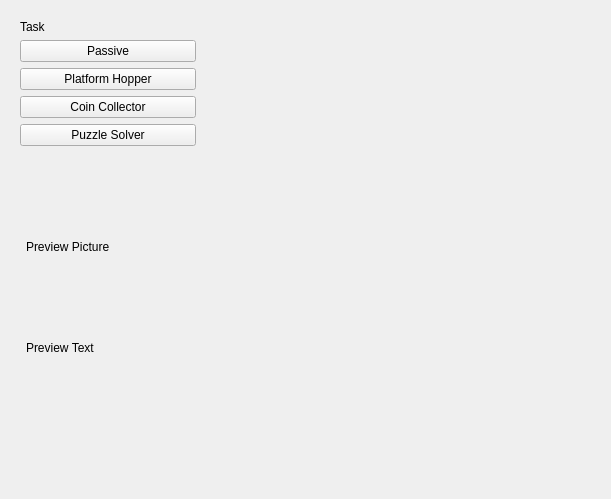
Qt form tasktab.ui (Painless-VR-Capstone/Qt-ClientApp) before a commit.
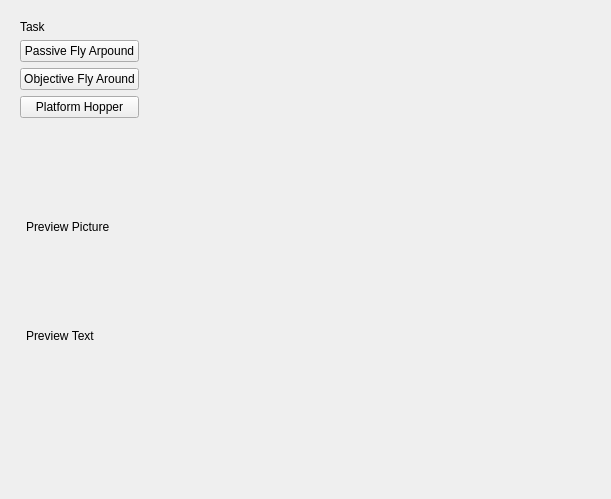
The same form after that commit.

Patch:
```diff
--- a/tasktab.ui
+++ b/tasktab.ui
@@ -14,6 +14,54 @@
    <string>Form</string>
   </property>
   <layout class="QGridLayout" name="gridLayout">
+   <property name="horizontalSpacing">
+    <number>18</number>
+   </property>
+   <item row="0" column="1">
+    <widget class="QWidget" name="platformHopperBox" native="true">
+     <property name="sizePolicy">
+      <sizepolicy hsizetype="Preferred" vsizetype="Preferred">
+       <horstretch>1</horstretch>
+       <verstretch>0</verstretch>
+      </sizepolicy>
+     </property>
+    </widget>
+   </item>
+   <item row="0" column="4">
+    <widget class="QWidget" name="objectiveFlyAroundBox" native="true">
+     <property name="sizePolicy">
+      <sizepolicy hsizetype="Preferred" vsizetype="Preferred">
+       <horstretch>1</horstretch>
+       <verstretch>0</verstretch>
+      </sizepolicy>
+     </property>
+    </widget>
+   </item>
+   <item row="0" column="2">
+    <widget class="QWidget" name="passiveFlyAroundBox" native="true">
+     <property name="sizePolicy">
+      <sizepolicy hsizetype="Preferred" vsizetype="Preferred">
+       <horstretch>1</horstretch>
+       <verstretch>0</verstretch>
+      </sizepolicy>
+     </property>
+     <layout class="QGridLayout" name="gridLayout_2">
+      <item row="0" column="0">
+       <spacer name="horizontalSpacer">
+        <property name="orientation">
+         <enum>Qt::Horizontal</enum>
+        </property>
+        <property name="sizeHint" stdset="0">
+         <size>
+          <width>64</width>
+          <height>20</height>
+         </size>
+        </property>
+       </spacer>
+      </item>
+     </layout>
+    </widget>
+   </item>
    <item row="0" column="0">
     <widget class="QWidget" name="taskBox" native="true">
      <property name="sizePolicy">
@@ -39,7 +87,7 @@
       <item>
        <widget class="QPushButton" name="passiveButton">
         <property name="text">
-         <string>Passive</string>
+         <string>Passive Fly Arpound</string>
         </property>
         <property name="checkable">
          <bool>true</bool>
@@ -49,6 +97,16 @@
         </property>
        </widget>
       </item>
+      <item>
+       <widget class="QPushButton" name="objectiveFlyAroundButton">
+        <property name="text">
+         <string>Objective Fly Around</string>
+        </property>
+        <property name="checkable">
+         <bool>true</bool>
+        </property>
+       </widget>
+      </item>
       <item>
        <widget class="QPushButton" name="platformHopperButton">
         <property name="text">
@@ -59,26 +117,6 @@
         </property>
        </widget>
       </item>
-      <item>
-       <widget class="QPushButton" name="coinCollectorButton">
-        <property name="text">
-         <string>Coin Collector</string>
-        </property>
-        <property name="checkable">
-         <bool>true</bool>
-        </property>
-       </widget>
-      </item>
-      <item>
-       <widget class="QPushButton" name="puzzleSolverButton">
-        <property name="text">
-         <string>Puzzle Solver</string>
-        </property>
-        <property name="checkable">
-         <bool>true</bool>
-        </property>
-       </widget>
-      </item>
       <item>
        <layout class="QVBoxLayout" name="verticalLayout_3">
         <property name="leftMargin">
@@ -133,11 +171,11 @@
      </layout>
     </widget>
    </item>
-   <item row="0" column="1">
-    <widget class="QWidget" name="taskOptionsWidget" native="true">
+   <item row="0" column="3">
+    <widget class="QWidget" name="emptyBox" native="true">
      <property name="sizePolicy">
-      <sizepolicy hsizetype="Preferred" vsizetype="Minimum">
-       <horstretch>2</horstretch>
+      <sizepolicy hsizetype="Preferred" vsizetype="Preferred">
+       <horstretch>1</horstretch>
        <verstretch>0</verstretch>
       </sizepolicy>
      </property>
```
